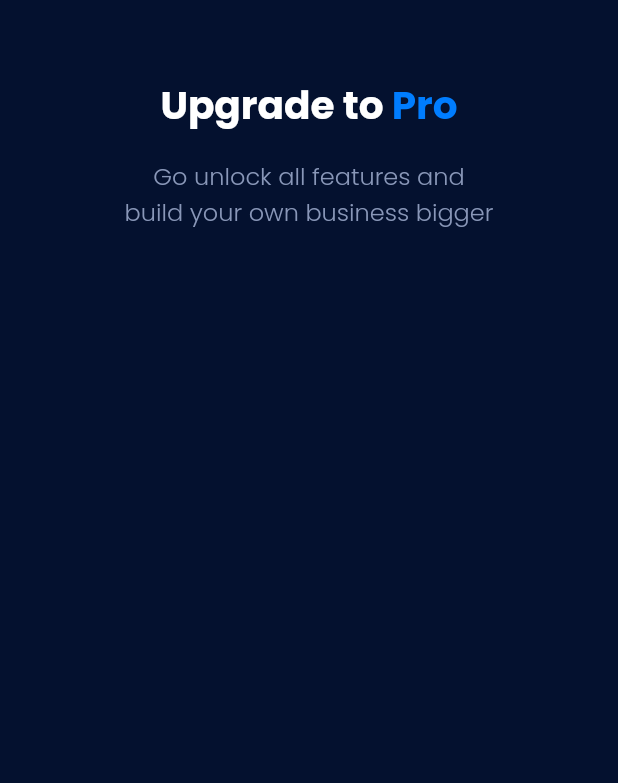
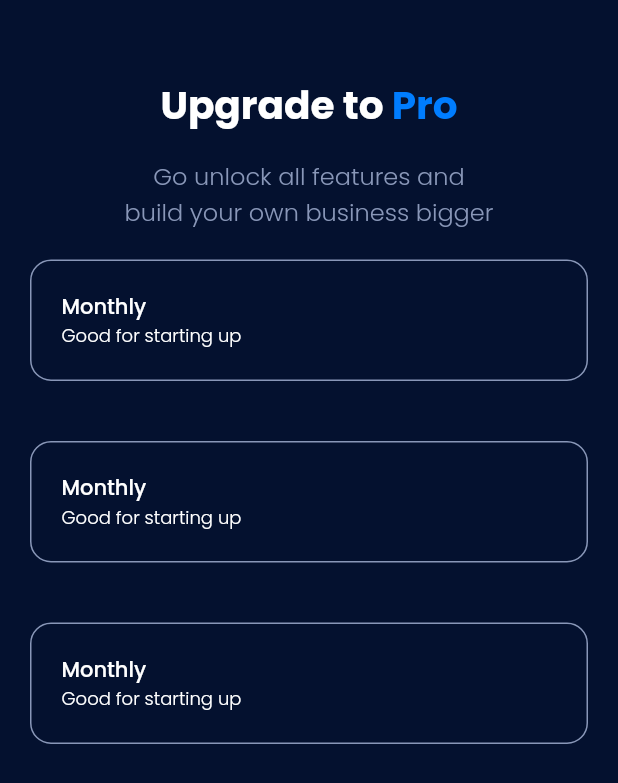
Before and after one commit to saydinaambiya/paymentplan_app, a Flutter app: the screen it shows after launch, on a phone screen of 412 x 824 dp. Shown: the top 783 px of the screen. Run offline on Flutter 3.47's test engine with Material 2 defaults, Android fonts, the phone set to English and light mode, and no system bars; our stand-ins replace google_fonts.

```diff
--- a/lib/pages/plan.dart
+++ b/lib/pages/plan.dart
@@ -1,14 +1,19 @@
 import 'package:flutter/material.dart';
 import 'package:payment_app/shared/theme.dart';
 
-class PlanPage extends StatelessWidget {
+class PlanPage extends StatefulWidget {
   const PlanPage({Key? key}) : super(key: key);
 
   @override
+  State<PlanPage> createState() => _PlanPageState();
+}
+
+class _PlanPageState extends State<PlanPage> {
+  int selectedindex = -1;
+  @override
   Widget build(BuildContext context) {
-    return Scaffold(
-      backgroundColor: backgroundColor,
-      body: Padding(
+    Widget headerWidget() {
+      return Padding(
         padding: const EdgeInsets.only(
           top: 50,
           left: 32,
@@ -37,6 +42,54 @@ class PlanPage extends StatelessWidget {
             )
           ],
         ),
+      );
+    }
+
+    Widget optionWidget(int index) {
+      return GestureDetector(
+        onTap: () {
+          setState(() {
+            selectedindex = index;
+          });
+        },
+        child: Container(
+          margin: const EdgeInsets.all(20),
+          padding: const EdgeInsets.all(20),
+          decoration: BoxDecoration(
+            border: Border.all(
+                color: selectedindex == index ? blueColor : greyColor),
+            borderRadius: BorderRadius.circular(14),
+          ),
+          child: Row(
+            children: [
+              Column(
+                crossAxisAlignment: CrossAxisAlignment.start,
+                children: [
+                  Text(
+                    'Monthly',
+                    style: titlePlanStyle,
+                  ),
+                  Text(
+                    'Good for starting up',
+                    style: descPlanStyle,
+                  )
+                ],
+              ),
+            ],
+          ),
+        ),
+      );
+    }
+
+    return Scaffold(
+      backgroundColor: backgroundColor,
+      body: Column(
+        children: [
+          headerWidget(),
+          optionWidget(0),
+          optionWidget(1),
+          optionWidget(2),
+        ],
       ),
     );
   }
```
Also changed, not shown: lib/widgets/header.dart (deleted, +0 -40 lines).
